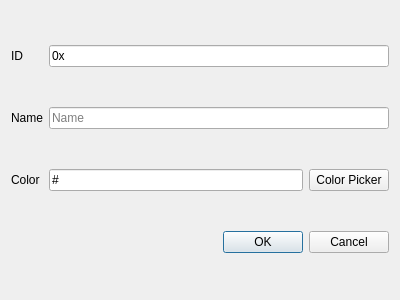
Before: the Qt Designer form idadddialog.ui in NeverKnewTheName/R_Visualizer, drawn with Qt 5.
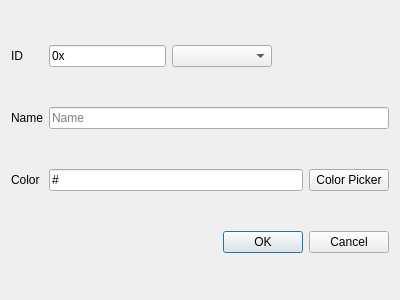
After: the same form once the commit is applied.

Commit message: added tooltips and locales to all dialogs and widgets; added specific input masks and input parsing for number input according to the input numbers base (ComboBox selection)

The edit to the form file:
```diff
--- a/idadddialog.ui
+++ b/idadddialog.ui
@@ -18,6 +18,18 @@
     <layout class="QHBoxLayout" name="horizontalLayout_2">
      <item>
       <widget class="QLineEdit" name="idLineEdit">
+       <property name="minimumSize">
+        <size>
+         <width>100</width>
+         <height>0</height>
+        </size>
+       </property>
+       <property name="toolTip">
+        <string>Enter the ID for the message to be parsed</string>
+       </property>
+       <property name="locale">
+        <locale language="English" country="UnitedStates"/>
+       </property>
        <property name="inputMask">
         <string>\0\xhhhh</string>
        </property>
@@ -28,7 +40,7 @@
         <bool>true</bool>
        </property>
        <property name="placeholderText">
-        <string>0000</string>
+        <string/>
        </property>
        <property name="cursorMoveStyle">
         <enum>Qt::LogicalMoveStyle</enum>
@@ -38,6 +50,35 @@
        </property>
       </widget>
      </item>
+     <item>
+      <widget class="QComboBox" name="numericallFormatComboBox">
+       <property name="minimumSize">
+        <size>
+         <width>100</width>
+         <height>0</height>
+        </size>
+       </property>
+       <property name="toolTip">
+        <string>Select the input format of the code</string>
+       </property>
+       <property name="locale">
+        <locale language="English" country="UnitedStates"/>
+       </property>
+      </widget>
+     </item>
+     <item>
+      <spacer name="horizontalSpacer">
+       <property name="orientation">
+        <enum>Qt::Horizontal</enum>
+       </property>
+       <property name="sizeHint" stdset="0">
+        <size>
+         <width>40</width>
+         <height>20</height>
+        </size>
+       </property>
+      </spacer>
+     </item>
     </layout>
    </item>
    <item row="1" column="1">
```
Left out of the diff: 18 changed lines with no effect on the pictures. The commit also changes 13 other files.
